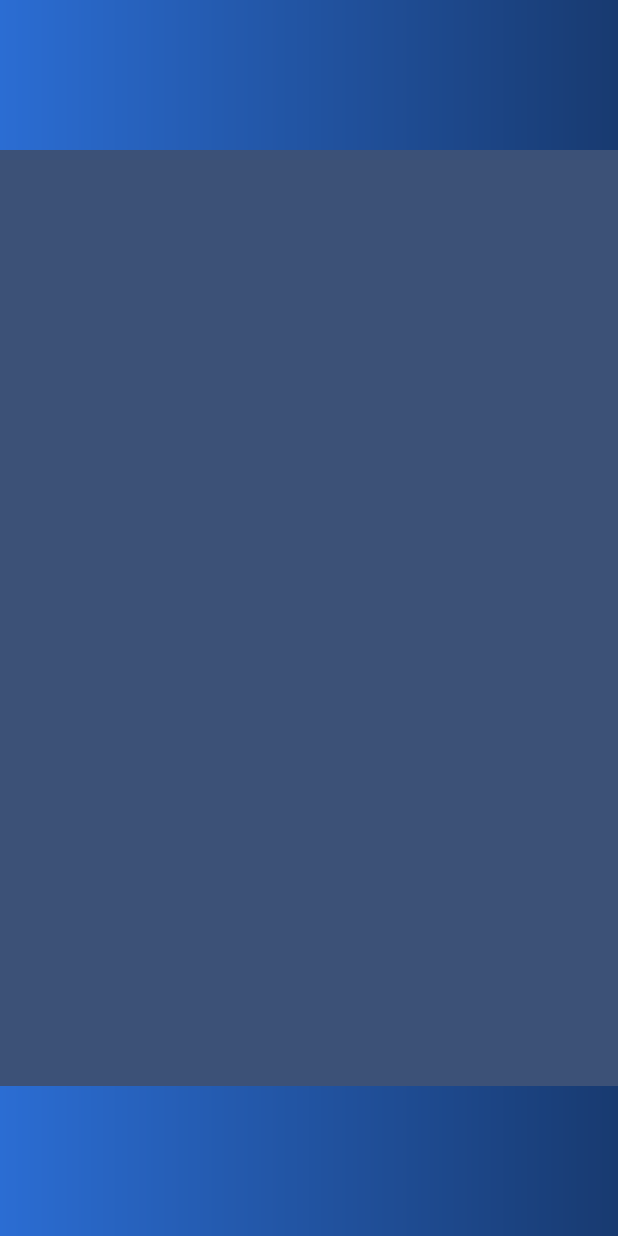
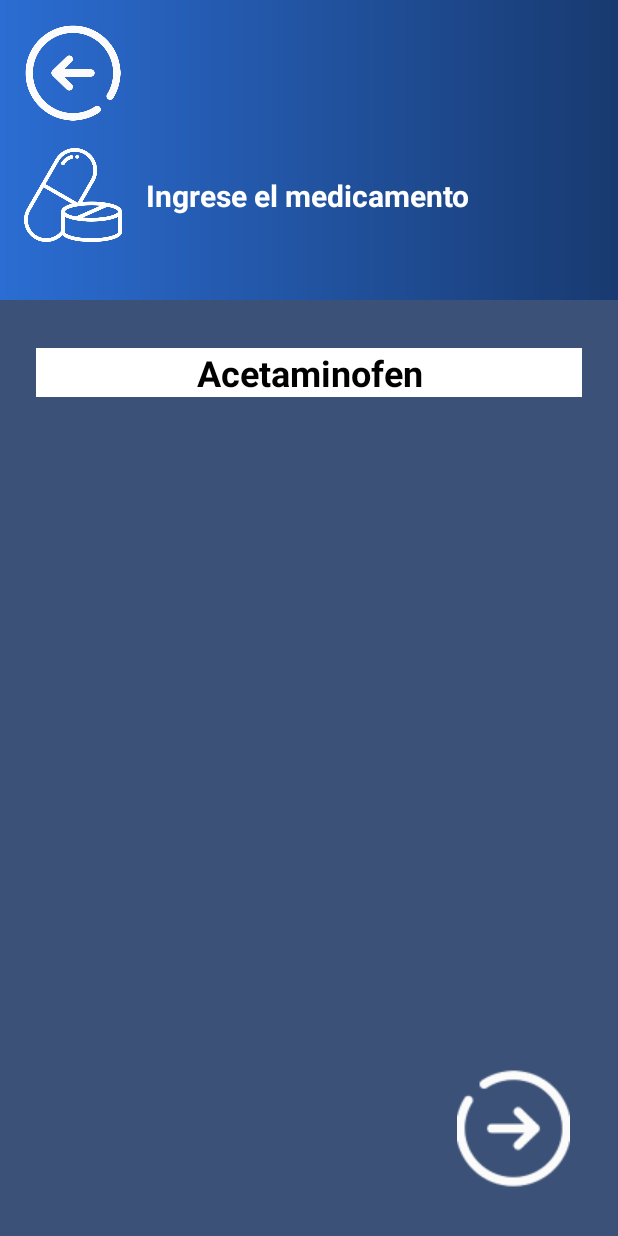
Before and after one commit to Alexis-Prz21/MediReminder, an Android app: the layout activity_p16.xml on its own in the app's theme, with its tools: preview values and no code run, on a phone screen of 412 x 824 dp. Run offline under Robolectric (Android 15) with nearby library versions, the phone set to English and light mode, and no system bars.

Commit message:
FEAT - se agregó pantalla p16 (la de ingresar medicamento)

```diff
--- a/app/src/main/res/layout/activity_p16.xml
+++ b/app/src/main/res/layout/activity_p16.xml
@@ -8,12 +8,45 @@
     <androidx.constraintlayout.widget.ConstraintLayout
         android:id="@+id/constraintLayout"
         android:layout_width="0dp"
-        android:layout_height="100dp"
+        android:layout_height="200dp"
         android:background="@drawable/degradado"
         app:layout_constraintEnd_toEndOf="parent"
+        app:layout_constraintHorizontal_bias="0.0"
         app:layout_constraintStart_toStartOf="parent"
         app:layout_constraintTop_toTopOf="parent">
 
+        <ImageView
+            android:id="@+id/imageView13"
+            android:layout_width="65sp"
+            android:layout_height="65sp"
+            android:layout_marginStart="16dp"
+            android:layout_marginTop="16dp"
+            app:layout_constraintStart_toStartOf="parent"
+            app:layout_constraintTop_toTopOf="parent"
+            app:srcCompat="@drawable/casa_icono_silueta" />
+
+        <ImageView
+            android:id="@+id/imageView14"
+            android:layout_width="65sp"
+            android:layout_height="65sp"
+            android:layout_marginStart="16dp"
+            android:layout_marginTop="16dp"
+            app:layout_constraintStart_toStartOf="parent"
+            app:layout_constraintTop_toBottomOf="@+id/imageView13"
+            app:srcCompat="@drawable/medicamento" />
+
+        <TextView
+            android:id="@+id/textView41"
+            android:layout_width="wrap_content"
+            android:layout_height="wrap_content"
+            android:layout_marginStart="16dp"
+            android:text="Ingrese el medicamento"
+            android:textColor="@color/white"
+            android:textSize="20sp"
+            android:textStyle="bold"
+            app:layout_constraintBottom_toBottomOf="@+id/imageView14"
+            app:layout_constraintStart_toEndOf="@+id/imageView14"
+            app:layout_constraintTop_toTopOf="@+id/imageView14" />
     </androidx.constraintlayout.widget.ConstraintLayout>
 
     <androidx.constraintlayout.widget.ConstraintLayout
@@ -21,24 +54,39 @@
         android:layout_width="0dp"
         android:layout_height="0dp"
         android:background="#3c5177"
-        app:layout_constraintBottom_toTopOf="@+id/constraintLayout3"
+        app:layout_constraintBottom_toBottomOf="parent"
         app:layout_constraintEnd_toEndOf="parent"
         app:layout_constraintStart_toStartOf="parent"
         app:layout_constraintTop_toBottomOf="@+id/constraintLayout">
 
-    </androidx.constraintlayout.widget.ConstraintLayout>
+        <TextView
+            android:id="@+id/textView42"
+            android:layout_width="0dp"
+            android:layout_height="wrap_content"
+            android:layout_marginStart="24dp"
+            android:layout_marginTop="32dp"
+            android:layout_marginEnd="24dp"
+            android:background="#FFF"
+            android:paddingLeft="24sp"
+            android:paddingEnd="24sp"
+            android:text="Acetaminofen"
+            android:textAlignment="center"
+            android:textColor="@color/black"
+            android:textSize="24sp"
+            android:textStyle="bold"
+            app:layout_constraintEnd_toEndOf="parent"
+            app:layout_constraintStart_toStartOf="parent"
+            app:layout_constraintTop_toTopOf="parent" />
 
-    <androidx.constraintlayout.widget.ConstraintLayout
-        android:id="@+id/constraintLayout3"
-        android:layout_width="0dp"
-        android:layout_height="100dp"
-        android:background="@drawable/degradado"
-        app:layout_constraintBottom_toBottomOf="parent"
-        app:layout_constraintEnd_toEndOf="parent"
-        app:layout_constraintStart_toStartOf="parent"
-        app:layout_constraintTop_toBottomOf="@+id/constraintLayout2"
-        app:layout_constraintVertical_bias="1.0">
-
+        <ImageView
+            android:id="@+id/imageView15"
+            android:layout_width="wrap_content"
+            android:layout_height="wrap_content"
+            android:layout_marginEnd="32dp"
+            android:layout_marginBottom="32dp"
+            app:layout_constraintBottom_toBottomOf="parent"
+            app:layout_constraintEnd_toEndOf="parent"
+            app:srcCompat="@drawable/casa_icono_silueta_7" />
     </androidx.constraintlayout.widget.ConstraintLayout>
 
 </androidx.constraintlayout.widget.ConstraintLayout>
```
Also changed, not shown: app/src/main/res/drawable/casa_icono_silueta_7.png (added).
